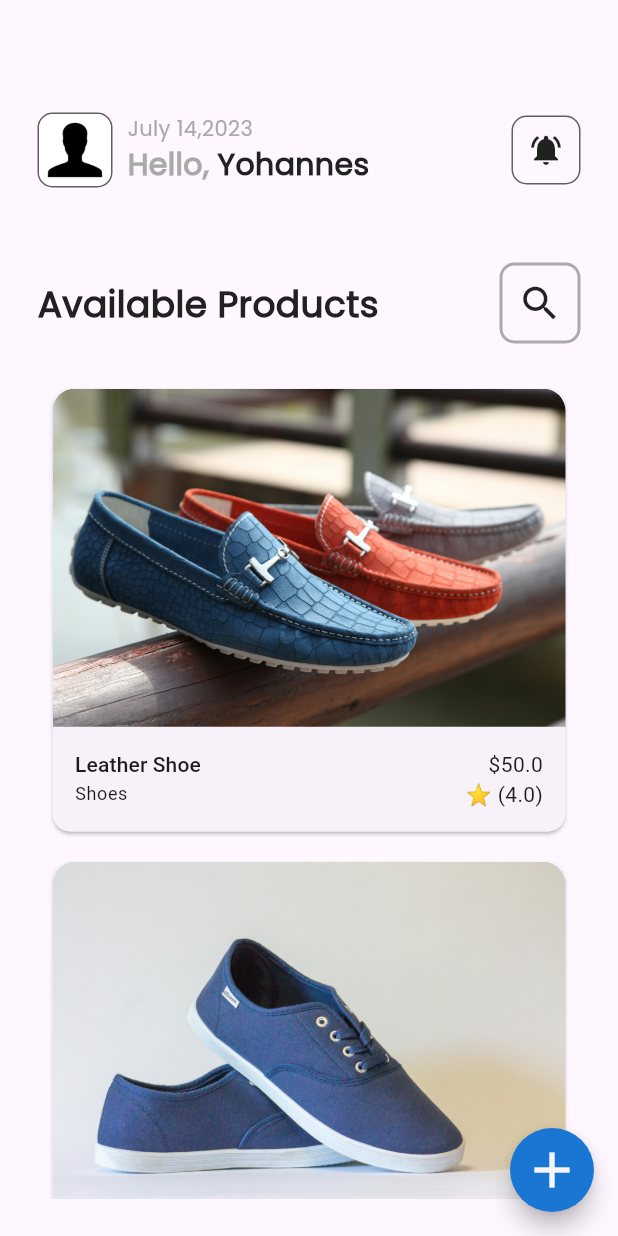
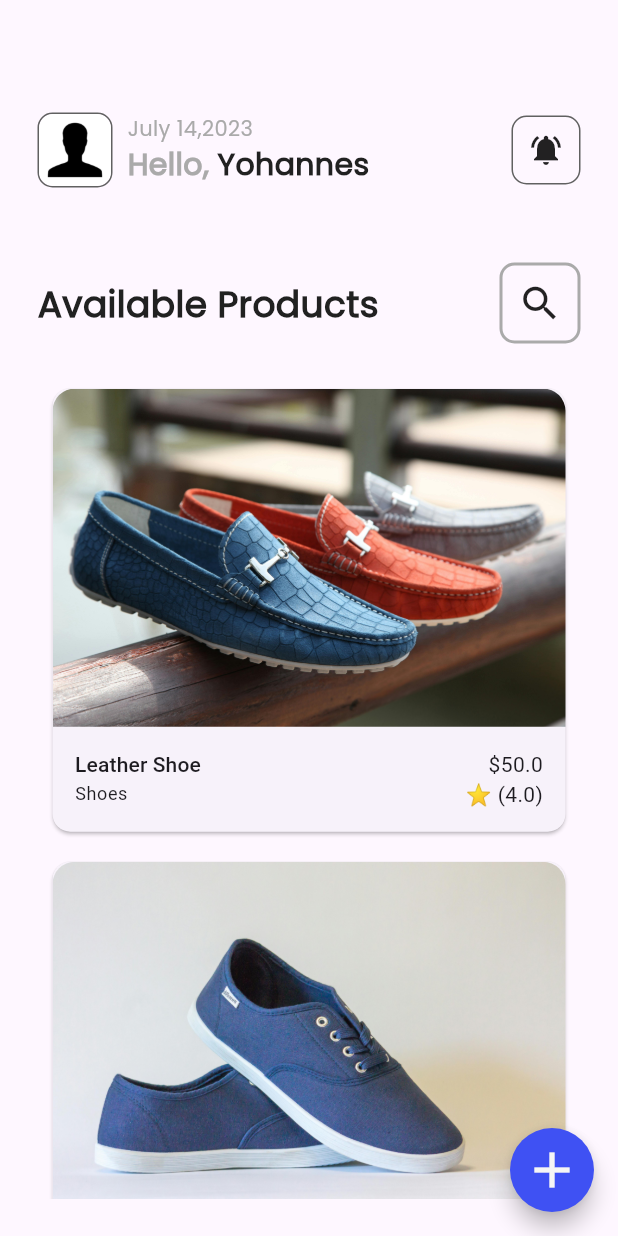
Before and after one commit to Mikreselasie/2025-project-phase-mobile-tasks, a Flutter app: the screen it shows after launch, on a phone screen of 412 x 824 dp. Run offline on Flutter 3.47's test engine with Material 3 defaults, Android fonts, the light colour scheme and no system bars.

Commit message:
The Update is complete

```diff
--- a/mobile/mikreselasie-abiy/task_6/lib/constants.dart
+++ b/mobile/mikreselasie-abiy/task_6/lib/constants.dart
@@ -3,13 +3,19 @@ import 'package:flutter/material.dart';
 /// App-wide color palette
 class AppColors {
   static const Color primary = Color(0xFF0D47A1); // Deep Blue
-  static const Color secondary = Color(0xFF1976D2); // Lighter Blue
+  static const Color secondary = Color.fromARGB(
+    255,
+    63,
+    81,
+    243,
+  ); // Lighter Blue
   static const Color accent = Color(0xFFFFC107); // Amber
   static const Color background = Color(0xFFF5F5F5); // Light Gray
   static const Color textPrimary = Color(0xFF212121); // Dark Gray
   static const Color textSecondary = Color(0xFFAAAAAA); // Medium Gray
   static const Color border = Color(0xFFBDBDBD); // Light Border Gray
-  static const Color error = Color(0xFFD32F2F); // Red
+  static const Color error = Color(0xFFFF0000);
+  static const Color borderPrimary = Color(0xD9D9D9D9); // Red
 }
 
 /// App-wide text styles
@@ -43,7 +49,7 @@ class AppTextStyles {
   );
 
   static const TextStyle bodyText = TextStyle(
-    fontSize: 16,
+    fontSize: 14,
     fontWeight: FontWeight.normal,
     color: AppColors.textPrimary,
     fontFamily: 'Poppins',
@@ -62,11 +68,17 @@ class AppTextStyles {
     color: Colors.white,
     fontFamily: 'Poppins',
   );
+  static const TextStyle descriptionPageCategoryShow = TextStyle(
+    fontSize: 16,
+    fontWeight: FontWeight.w400,
+    color: AppColors.textSecondary,
+    fontFamily: 'Poppins',
+  );
 
   static const TextStyle cardProductName = TextStyle(
     fontSize: 20,
     fontFamily: 'Poppins',
-    fontWeight: FontWeight.w500,
+    fontWeight: FontWeight.w600,
   );
   static const TextStyle cardPriceText = TextStyle(
     fontSize: 14,
@@ -77,6 +89,7 @@ class AppTextStyles {
     fontSize: 12,
     fontFamily: 'Poppins',
     fontWeight: FontWeight.w400,
+    color: AppColors.textSecondary,
   );
   static const TextStyle dateText = TextStyle(
     fontSize: 12,
@@ -86,15 +99,99 @@ class AppTextStyles {
   );
 
   static const TextStyle welcomeTextHello = TextStyle(
-    fontSize: 12,
+    fontSize: 15,
     fontFamily: 'Sora',
-    fontWeight: FontWeight.w400,
+    fontWeight: FontWeight.w900,
     color: AppColors.textSecondary,
   );
   static const TextStyle welcomeTextName = TextStyle(
     fontSize: 15,
     fontFamily: 'Sora',
-    fontWeight: FontWeight.w400,
+    fontWeight: FontWeight.w900,
     color: AppColors.textPrimary,
   );
+  static const TextStyle priceText = TextStyle(
+    fontSize: 16,
+    fontFamily: 'Poppins',
+    fontWeight: FontWeight.w500,
+    color: AppColors.textPrimary,
+  );
+  static const TextStyle addProductText = TextStyle(
+    fontSize: 16,
+    fontFamily: 'Poppins',
+    fontWeight: FontWeight.w500,
+    color: AppColors.textPrimary,
+  );
+  static const TextStyle deleteButton = TextStyle(
+    fontSize: 14,
+    fontFamily: 'Poppins',
+
+    color: AppColors.error,
+  );
+  static const TextStyle updateButton = TextStyle(
+    fontSize: 14,
+    fontFamily: 'Poppins',
+
+    color: AppColors.background,
+  );
 }
+
+class IconsBox extends StatelessWidget {
+  final Widget child;
+
+  const IconsBox({super.key, required this.child});
+
+  @override
+  Widget build(BuildContext context) {
+    return Container(
+      decoration: BoxDecoration(
+        borderRadius: BorderRadius.circular(10),
+        border: Border.all(color: AppColors.borderPrimary, width: 1),
+      ),
+      child: child,
+      height: 40,
+      width: 40,
+    );
+  }
+}
+
+class InputInserted extends StatelessWidget {
+  final double? height;
+
+  const InputInserted({super.key, this.height});
+
+  @override
+  Widget build(BuildContext context) {
+    return Container(
+      height:
+          height ??
+          50, // Use Container instead of SizedBox for more flexibility
+      child: TextField(
+        expands: true, // <- This makes TextField expand to the parent's height
+        maxLines: null, // Required when using expands
+        minLines: null, // Required when using expands
+        decoration: InputDecoration(
+          filled: true,
+          fillColor: AppColors.borderPrimary,
+          border: OutlineInputBorder(
+            borderRadius: BorderRadius.circular(12),
+            borderSide: BorderSide.none,
+          ),
+          contentPadding: EdgeInsets.symmetric(horizontal: 16),
+        ),
+      ),
+    );
+  }
+}
+
+class InputTypeName extends StatelessWidget {
+  const InputTypeName({super.key, required this.name});
+  final String name;
+  @override
+  Widget build(BuildContext context) {
+    return Padding(
+      padding: const EdgeInsets.symmetric(horizontal: 0, vertical: 20),
+      child: Text('$name', style: AppTextStyles.bodyText),
+    );
+  }
+}
```
